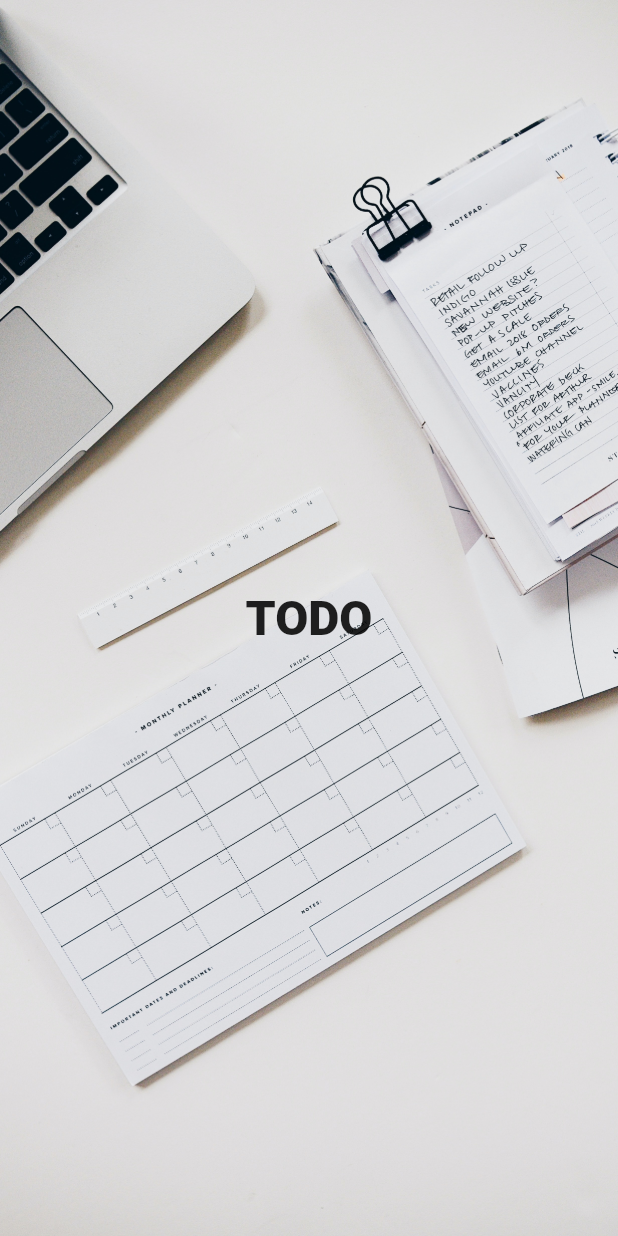
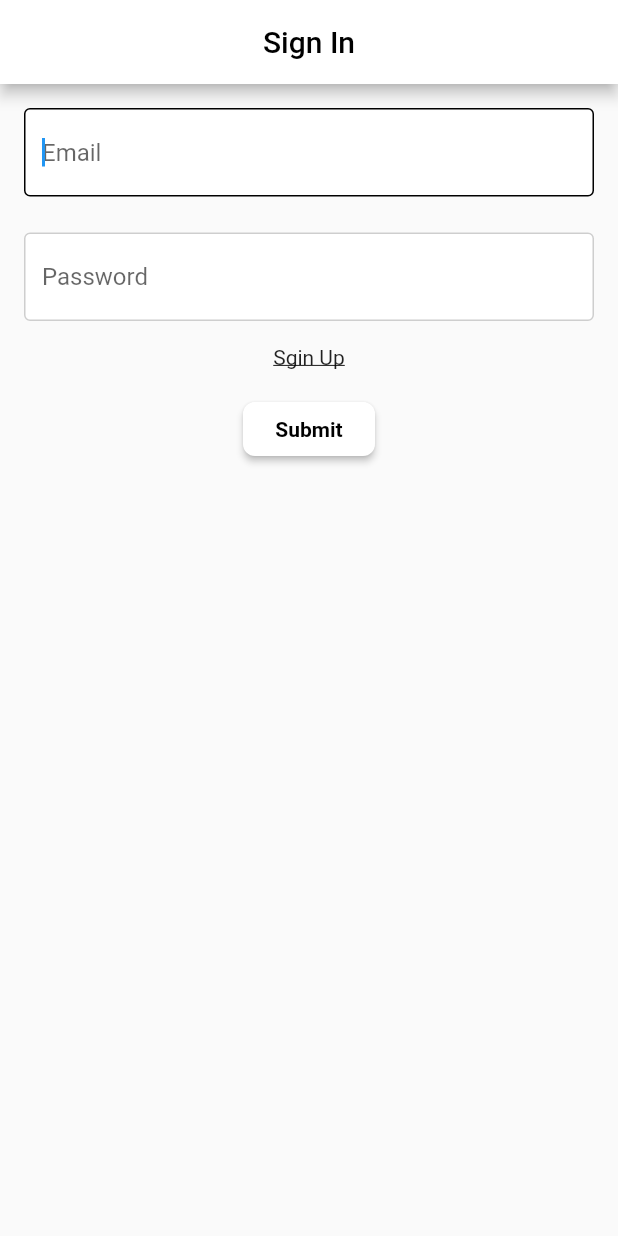
Before and after one commit to sugihararen/flutter_todo_app, a Flutter app: the first screen one second after launch, on a phone screen of 412 x 824 dp. Run offline on Flutter 3.47's test engine with Material 2 defaults, Android fonts, the phone set to English and light mode, and no system bars; our stand-ins replace cloud_firestore, firebase_auth, firebase_core, shared_preferences; accounts and stored records are empty.

Commit message:
Add Auth.

```diff
--- a/lib/main.dart
+++ b/lib/main.dart
@@ -1,9 +1,13 @@
 import 'package:firebase_core/firebase_core.dart';
 import 'package:flutter/material.dart';
+import 'package:flutter_todo_app/screens/auth/sign_in_screen.dart';
+import 'package:flutter_todo_app/screens/auth/sign_up_screen.dart';
 import 'package:flutter_todo_app/screens/splash_screen.dart';
 import 'package:flutter_todo_app/screens/todo/add_todo_screen.dart';
 import 'package:flutter_todo_app/screens/todo/edit_todo_screen.dart';
 import 'package:flutter_todo_app/screens/todo/todos_screen.dart';
+import 'package:provider/provider.dart';
+import 'models/main_model.dart';
 
 void main() async {
   WidgetsFlutterBinding.ensureInitialized();
@@ -21,16 +25,10 @@ class MyApp extends StatelessWidget {
         primarySwatch: Colors.blue,
         visualDensity: VisualDensity.adaptivePlatformDensity,
       ),
-      home: FutureBuilder(
-        future: Future.delayed(Duration(seconds: 3)),
-        builder: (context, AsyncSnapshot snapshot) {
-          if (snapshot.connectionState == ConnectionState.done)
-            return TodosScreen();
-
-          return SplashScreen();
-        },
-      ),
+      home: Home(),
       routes: <String, WidgetBuilder>{
+        '/sign_in': (_) => SignInScreen(),
+        '/sign_up': (_) => SignUpScreen(),
         '/todos': (_) => TodosScreen(),
         '/todos/new': (_) => AddTodoScreen(),
       },
@@ -48,3 +46,29 @@ class MyApp extends StatelessWidget {
     );
   }
 }
+
+class Home extends StatelessWidget {
+  @override
+  Widget build(BuildContext context) {
+    return ChangeNotifierProvider<MainModel>(
+      create: (_) => MainModel()..signIn(),
+      child: Consumer<MainModel>(
+        builder: (
+          BuildContext context,
+          MainModel mainModel,
+          Widget child,
+        ) {
+          if (mainModel.loading) {
+            return SplashScreen();
+          }
+
+          if (mainModel.currentUer != null) {
+            return TodosScreen();
+          }
+
+          return SignInScreen();
+        },
+      ),
+    );
+  }
+}
--- /dev/null
+++ b/lib/models/auth/sign_in_model.dart
@@ -0,0 +1,18 @@
+import 'package:firebase_auth/firebase_auth.dart';
+import 'package:flutter/material.dart';
+import 'package:shared_preferences/shared_preferences.dart';
+
+class SignInModel extends ChangeNotifier {
+  final FirebaseAuth auth = FirebaseAuth.instance;
+  final GlobalKey<FormState> formKey = GlobalKey<FormState>();
+  String email = '';
+  String password = '';
+
+  Future signIn() async {
+    await auth.signInWithEmailAndPassword(email: email, password: password);
+
+    final SharedPreferences prefs = await SharedPreferences.getInstance();
+    prefs.setString('email', email);
+    prefs.setString('password', password);
+  }
+}
--- /dev/null
+++ b/lib/models/auth/sign_up_model.dart
@@ -0,0 +1,18 @@
+import 'package:firebase_auth/firebase_auth.dart';
+import 'package:flutter/material.dart';
+import 'package:shared_preferences/shared_preferences.dart';
+
+class SignUpModel extends ChangeNotifier {
+  final FirebaseAuth auth = FirebaseAuth.instance;
+  final GlobalKey<FormState> formKey = GlobalKey<FormState>();
+  String email = '';
+  String password = '';
+
+  Future signUp() async {
+    await auth.createUserWithEmailAndPassword(email: email, password: password);
+
+    final SharedPreferences prefs = await SharedPreferences.getInstance();
+    prefs.setString('email', email);
+    prefs.setString('password', password);
+  }
+}
--- /dev/null
+++ b/lib/models/main_model.dart
@@ -0,0 +1,42 @@
+import 'package:firebase_auth/firebase_auth.dart';
+import 'package:flutter/material.dart';
+import 'package:shared_preferences/shared_preferences.dart';
+
+class MainModel extends ChangeNotifier {
+  final FirebaseAuth auth = FirebaseAuth.instance;
+  bool loading = true;
+  User currentUer;
+
+  Future signIn() async {
+    loading = true;
+    notifyListeners();
+
+    final SharedPreferences prefs = await SharedPreferences.getInstance();
+
+    final String email = prefs.get('email');
+    final String password = prefs.get('password');
+
+    if (email == null || password == null) {
+      loading = false;
+      notifyListeners();
+      return;
+    }
+
+    final UserCredential userCredential =
+        await auth.signInWithEmailAndPassword(email: email, password: password);
+    currentUer = userCredential.user;
+    loading = false;
+    notifyListeners();
+  }
+
+  Future signOut() async {
+    final SharedPreferences prefs = await SharedPreferences.getInstance();
+
+    prefs.remove('email');
+    prefs.remove('password');
+    auth.signOut();
+
+    currentUer = null;
+    notifyListeners();
+  }
+}
--- /dev/null
+++ b/lib/screens/auth/sign_in_screen.dart
@@ -0,0 +1,137 @@
+import 'package:flutter/material.dart';
+import 'package:flutter_todo_app/models/auth/sign_in_model.dart';
+import 'package:provider/provider.dart';
+
+class SignInScreen extends StatelessWidget {
+  String validator(String value) {
+    if (value.isEmpty) {
+      return 'Please enter some text';
+    }
+    return null;
+  }
+
+  Future<void> onPressed(BuildContext context, SignInModel signInModel) async {
+    if (signInModel.formKey.currentState.validate()) {
+      await signInModel.signIn();
+      await showDialog(
+        context: context,
+        builder: (BuildContext context) {
+          return AlertDialog(
+            shape: const RoundedRectangleBorder(
+              borderRadius: BorderRadius.all(Radius.circular(8)),
+            ),
+            title: Text('ログインしました'),
+            actions: <Widget>[
+              FlatButton(
+                child: Text(
+                  'OK',
+                  style: TextStyle(color: Colors.black),
+                ),
+                onPressed: () => Navigator.of(context).pop(),
+              ),
+            ],
+          );
+        },
+      );
+      Navigator.of(context).pushNamed('/todos');
+    }
+  }
+
+  @override
+  Widget build(BuildContext context) {
+    return ChangeNotifierProvider<SignInModel>(
+      create: (_) => SignInModel(),
+      child: Scaffold(
+        appBar: AppBar(
+          centerTitle: true,
+          title: Text(
+            'Sign In',
+            style: TextStyle(color: Colors.black),
+          ),
+          backgroundColor: Colors.white,
+        ),
+        body: Consumer<SignInModel>(
+          builder:
+              (BuildContext context, SignInModel signInModel, Widget child) {
+            return Form(
+              key: signInModel.formKey,
+              child: Padding(
+                padding: const EdgeInsets.all(16),
+                child: Column(
+                  children: <Widget>[
+                    TextFormField(
+                      decoration: InputDecoration(
+                        filled: true,
+                        fillColor: Colors.white,
+                        hintText: 'Email',
+                        border: OutlineInputBorder(
+                          borderSide: BorderSide(color: Color(0xffCECECE)),
+                        ),
+                        enabledBorder: OutlineInputBorder(
+                          borderSide: BorderSide(color: Color(0xffCECECE)),
+                        ),
+                        focusedBorder: OutlineInputBorder(
+                          borderSide: BorderSide(color: Colors.black),
+                        ),
+                      ),
+                      autofocus: true,
+                      validator: validator,
+                      onChanged: (String value) =>
+                          signInModel.email = value.trim(),
+                    ),
+                    SizedBox(height: 24),
+                    TextFormField(
+                      decoration: InputDecoration(
+                        filled: true,
+                        fillColor: Colors.white,
+                        hintText: 'Password',
+                        border: OutlineInputBorder(
+                          borderSide: BorderSide(color: Color(0xffCECECE)),
+                        ),
+                        enabledBorder: OutlineInputBorder(
+                          borderSide: BorderSide(color: Color(0xffCECECE)),
+                        ),
+                        focusedBorder: OutlineInputBorder(
+                          borderSide: BorderSide(color: Colors.black),
+                        ),
+                      ),
+                      autofocus: true,
+                      obscureText: true,
+                      validator: validator,
+                      onChanged: (String value) =>
+                          signInModel.password = value.trim(),
+                    ),
+                    SizedBox(height: 16),
+                    InkWell(
+                      onTap: () => Navigator.pushNamed(context, '/sign_up'),
+                      child: Text(
+                        'Sgin Up',
+                        style: TextStyle(decoration: TextDecoration.underline),
+                      ),
+                    ),
+                    SizedBox(height: 16),
+                    RaisedButton(
+                      color: Colors.white,
+                      textColor: Colors.white,
+                      shape: RoundedRectangleBorder(
+                        borderRadius: new BorderRadius.circular(8.0),
+                      ),
+                      onPressed: () => onPressed(context, signInModel),
+                      child: Text(
+                        'Submit',
+                        style: TextStyle(
+                          fontWeight: FontWeight.bold,
+                          color: Colors.black,
+                        ),
+                      ),
+                    ),
+                  ],
+                ),
+              ),
+            );
+          },
+        ),
+      ),
+    );
+  }
+}
--- a/lib/screens/todo/todo_form.dart
+++ b/lib/screens/todo/todo_form.dart
@@ -28,7 +28,7 @@ class TodoForm extends StatelessWidget {
             shape: const RoundedRectangleBorder(
               borderRadius: BorderRadius.all(Radius.circular(8)),
             ),
-            title: Text('保存しました！'),
+            title: Text('保存しました'),
             actions: <Widget>[
               FlatButton(
                 child: Text(
@@ -57,7 +57,6 @@ class TodoForm extends StatelessWidget {
             child: Padding(
               padding: EdgeInsets.all(16),
               child: Column(
-                crossAxisAlignment: CrossAxisAlignment.start,
                 children: <Widget>[
                   TextFormField(
                     decoration: InputDecoration(
--- a/pubspec.yaml
+++ b/pubspec.yaml
@@ -30,7 +30,9 @@ dependencies:
   cupertino_icons: ^1.0.0
   provider: ^4.3.3
   firebase_core: ^0.7.0
+  firebase_auth: ^0.20.1
   cloud_firestore: ^0.16.0+1
+  shared_preferences: ^0.5.12+4
 
 dev_dependencies:
   flutter_test:
```
Also changed, not shown: lib/models/todo/todo_form_model.dart (+13 -2 lines), lib/models/todo/todos_model.dart (+10 -7 lines), lib/screens/auth/sign_up_screen.dart (added, +136 -0 lines), lib/screens/todo/todos_screen.dart (+18 -2 lines), pubspec.lock, 1 other file.
